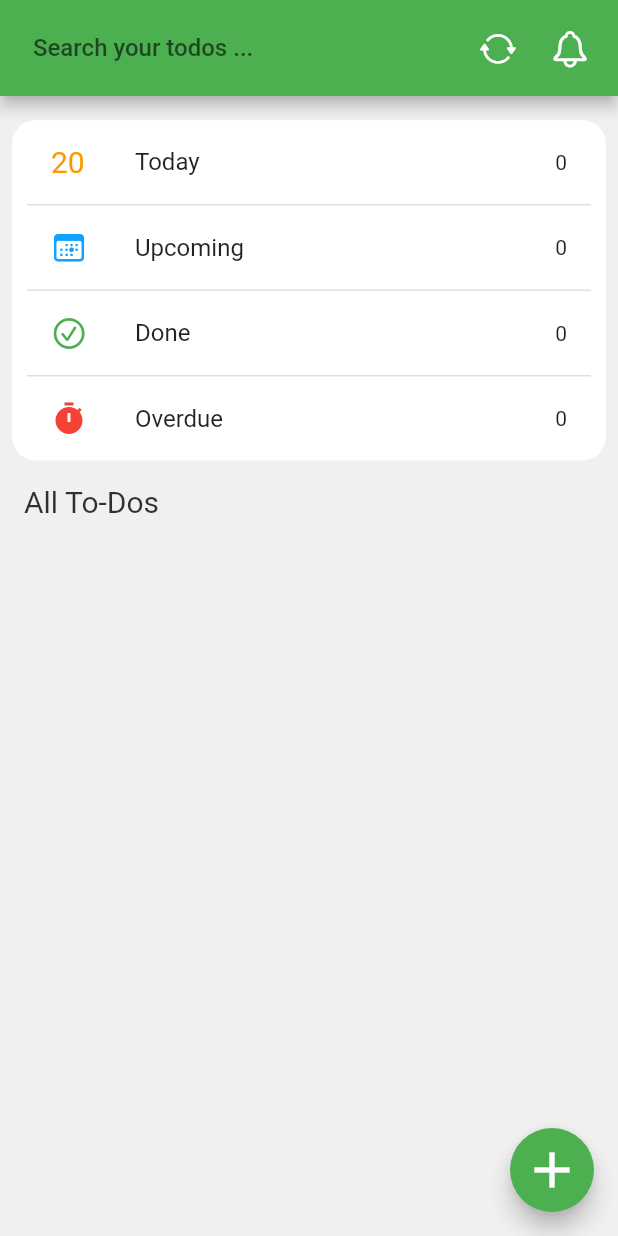
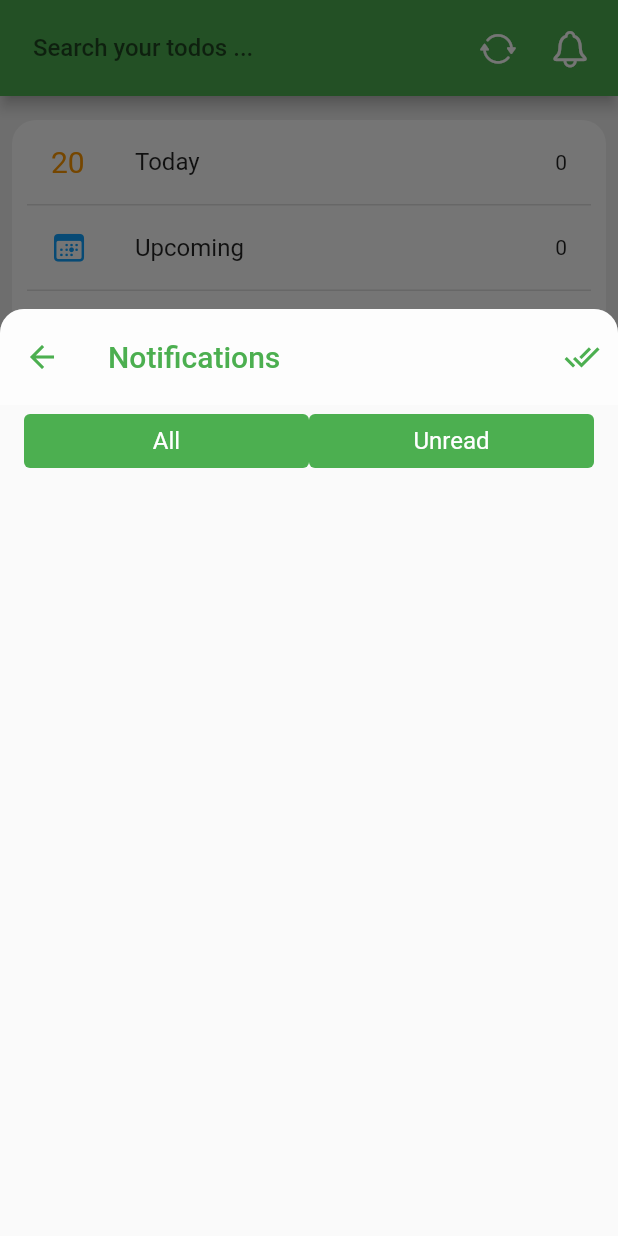
Before and after one commit to hoangknguyen1807/flutter_simple_todo_list, a Flutter app: the screen it shows after launch, after a tap on an icon or button, on a phone screen of 412 x 824 dp. Run offline on Flutter 3.47's test engine with Material 2 defaults, Android fonts, the phone set to English and light mode, and no system bars; our stand-ins replace flutter_local_notifications, flutter_native_timezone, hive, hive_flutter, timezone; accounts and stored records are empty.

Commit message:
Implementing Notifications Sheet

```diff
--- a/lib/src/themes/styles.dart
+++ b/lib/src/themes/styles.dart
@@ -44,6 +44,20 @@ abstract class Styles {
     decorationThickness: 1.5,
   );
 
+  static final ButtonStyle activeTextButtonStyle = ButtonStyle(
+    textStyle: MaterialStateProperty.all(const TextStyle(fontSize: 16)),
+    backgroundColor: MaterialStateProperty.all(Colors.green),
+    foregroundColor: MaterialStateProperty.all(Colors.white)
+  );
+
+  static final ButtonStyle inactiveTextButtonStyle = ButtonStyle(
+    shape: MaterialStateProperty.all(
+      RoundedRectangleBorder(
+        borderRadius: BorderRadius.circular(5),
+        side: const BorderSide(color: Colors.green)
+      ))
+  );
+
   static const Color dividerColor = Color(0xFFD9D9D9);
 
   static const Color scaffoldBackgroundColor = Color(0xfff0f0f0);
--- a/lib/src/views/home_page/home_page.dart
+++ b/lib/src/views/home_page/home_page.dart
@@ -8,6 +8,7 @@ import 'package:simple_todo_list/src/themes/styles.dart';
 import 'package:simple_todo_list/src/utils/navigator_utils.dart';
 import 'package:simple_todo_list/src/views/edit_todo_item_page/edit_todo_item_page.dart';
 import 'package:simple_todo_list/src/views/home_page/done_todos_page/done_todos_page.dart';
+import 'package:simple_todo_list/src/views/home_page/notifications_page/notifications_page.dart';
 import 'package:simple_todo_list/src/views/home_page/overdue_todos_page/overdue_todos_page.dart';
 import 'package:simple_todo_list/src/views/home_page/upcoming_todos_page/upcoming_todos_page.dart';
 import 'package:simple_todo_list/src/views/widgets/has_searchbox_in_appbar.mixin.dart';
@@ -101,6 +102,20 @@ class _HomePageState extends State<HomePage> with HasSearchBoxInAppBar {
     );
   }
 
+  void _onTapNotificationBell() {
+    showModalBottomSheet(context: context,
+      shape: const RoundedRectangleBorder(
+        borderRadius: BorderRadius.only(
+          topLeft: Radius.circular(16),
+          topRight: Radius.circular(16)
+        )
+      ),
+      isScrollControlled: true,
+      builder: (context) {
+        return const NotificationsSheet();
+      });
+  }
+
   @override
   Widget build(BuildContext context) {
     final toDoItemsProvider = context.watch<ToDoItemsProvider>();
@@ -142,7 +157,7 @@ class _HomePageState extends State<HomePage> with HasSearchBoxInAppBar {
             ),
           if (query.isEmpty)
             IconButton(
-              onPressed: () {},
+              onPressed: _onTapNotificationBell,
               icon: const Icon(CupertinoIcons.bell, size: 28)
             ),
           if (query.isNotEmpty)
--- /dev/null
+++ b/lib/src/views/home_page/notifications_page/notifications_page.dart
@@ -0,0 +1,66 @@
+import 'package:flutter/cupertino.dart';
+import 'package:flutter/material.dart';
+import 'package:simple_todo_list/src/themes/styles.dart';
+
+class NotificationsSheet extends StatefulWidget {
+  const NotificationsSheet({ Key? key }) : super(key: key);
+
+  @override
+  _NotificationsSheetState createState() => _NotificationsSheetState();
+}
+
+class _NotificationsSheetState extends State<NotificationsSheet> {
+
+
+  @override
+  Widget build(BuildContext context) {
+    return Container(
+      height: MediaQuery.of(context).copyWith().size.height * 0.75,
+      child: Column(children: [
+          AppBar(
+            toolbarHeight: 64,
+            titleTextStyle: Theme.of(context).textTheme.headline6!
+              .copyWith(color: Colors.green),
+            backgroundColor: Theme.of(context).dialogBackgroundColor
+              .withOpacity(0.5),
+            iconTheme: Theme.of(context).iconTheme
+              .copyWith(color: Colors.green),
+            shape: const RoundedRectangleBorder(
+              borderRadius: BorderRadius.only(
+                topLeft: Radius.circular(16),
+                topRight: Radius.circular(16)
+              ),
+            ),
+            elevation: 0,
+            title: const Text('Notifications'),
+            actions: [
+              IconButton(onPressed: () {}, icon: const Icon(Icons.done_all))
+            ]
+          ),
+          Padding(
+            padding: const EdgeInsets.symmetric(horizontal: 16),
+            child: Row(
+              mainAxisAlignment: MainAxisAlignment.center,
+              children: [
+                Expanded(
+                  child: TextButton(
+                    style: true
+                      ? Styles.activeTextButtonStyle
+                      : Styles.inactiveTextButtonStyle,
+                    onPressed: (){}, child: const Text('All')),
+                ),
+                Expanded(
+                  child: TextButton(
+                    style: false
+                      ? Styles.inactiveTextButtonStyle
+                      : Styles.activeTextButtonStyle,
+                    onPressed: (){}, child: const Text('Unread')
+                  )
+                )
+              ],
+            ),
+          ),
+        ]),
+    );
+  }
+}
--- a/lib/src/views/notifications_page/notifications_page.dart
+++ /dev/null
@@ -1,17 +0,0 @@
-import 'package:flutter/cupertino.dart';
-
-class NotificationsTab extends StatefulWidget {
-  const NotificationsTab({ Key? key }) : super(key: key);
-
-  @override
-  _NotificationsTabState createState() => _NotificationsTabState();
-}
-
-class _NotificationsTabState extends State<NotificationsTab> {
-  @override
-  Widget build(BuildContext context) {
-    return Container(
-      child: const Center(child: Text("Notifications")),
-    );
-  }
-}
```
Also changed, not shown: 1 other file.
